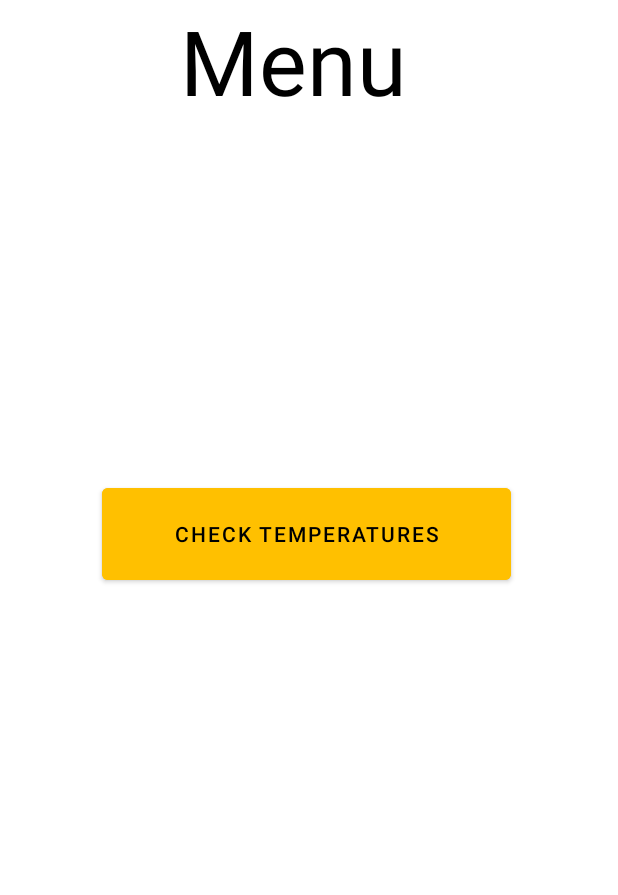
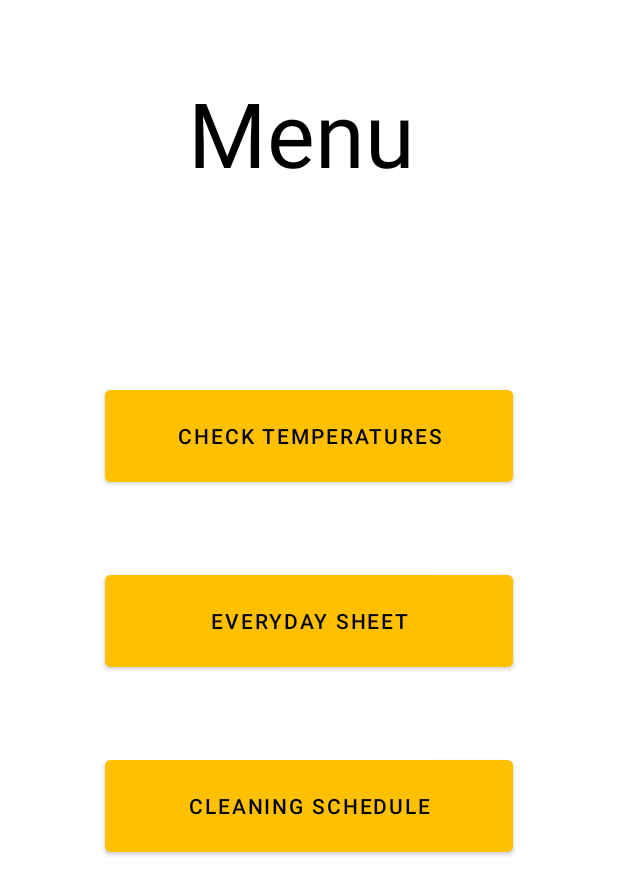
Before and after one commit to MrSquishmeister/TheHungryPlaice, an Android app: the screen it shows after launch (MainActivity), on a phone screen of 412 x 824 dp. Shown: the top 895 px of the screen. Run offline under Robolectric (Android 15) with nearby library versions, the light colour scheme and no system bars; our stand-ins replace data binding.

Commit message:
back button feat: back buttons implemented on pages

```diff
--- a/app/src/main/java/com/lee/thehungryplaice/MainActivity.kt
+++ b/app/src/main/java/com/lee/thehungryplaice/MainActivity.kt
@@ -17,12 +17,17 @@ class MainActivity : AppCompatActivity() {
         binding = ActivityMainBinding.inflate(layoutInflater)
         setContentView(binding.root)
 
-        val tempButton = findViewById<Button>(R.id.tempButton)
+        val temperatureChecksButton = findViewById<Button>(R.id.temperatureCheckButton)
+        val everydaySheetButton = findViewById<Button>(R.id.everydaySheetButton)
 
-        tempButton.setOnClickListener{
-            val Intent = Intent(this, TemperatureChecks::class.java)
-            startActivity(Intent)
+        temperatureChecksButton.setOnClickListener{
+            startActivity(Intent(this, TemperatureChecks::class.java))
         }
+
+        everydaySheetButton.setOnClickListener{
+            startActivity(Intent(this, EverydaySheet::class.java))
+        }
+
 
     }
 }
--- a/app/src/main/java/com/lee/thehungryplaice/TemperatureChecks.kt
+++ b/app/src/main/java/com/lee/thehungryplaice/TemperatureChecks.kt
@@ -17,6 +17,7 @@ class TemperatureChecks : AppCompatActivity() {
         binding = ActivityTemperatureChecksBinding.inflate(layoutInflater)
         setContentView(binding.root)
 
+        val backButton = findViewById<Button>(R.id.backButton)
         val fridge1Button = findViewById<Button>(R.id.fridge1Button)
         val fridge2Button = findViewById<Button>(R.id.fridge2Button)
         val freezer1Button = findViewById<Button>(R.id.freezer1Button)
@@ -25,6 +26,9 @@ class TemperatureChecks : AppCompatActivity() {
         val freezer4Button = findViewById<Button>(R.id.freezer4Button)
         val freezer5Button = findViewById<Button>(R.id.freezer5Button)
 
+        backButton.setOnClickListener{
+            startActivity(Intent(this, MainActivity::class.java))
+        }
         fridge1Button.setOnClickListener{
             callActivity("Fridge1")
         }
--- a/app/src/main/res/layout/activity_main.xml
+++ b/app/src/main/res/layout/activity_main.xml
@@ -1,7 +1,7 @@
 <?xml version="1.0" encoding="utf-8"?>
-<layout>
-<RelativeLayout xmlns:android="http://schemas.android.com/apk/res/android"
-    xmlns:tools="http://schemas.android.com/tools"
+<layout xmlns:tools="http://schemas.android.com/tools"
+    xmlns:android="http://schemas.android.com/apk/res/android">
+<RelativeLayout
     android:layout_width="match_parent"
     android:layout_height="match_parent"
     android:orientation="vertical"
@@ -12,27 +12,61 @@
         android:layout_width="217dp"
         android:layout_height="wrap_content"
         android:layout_alignParentStart="true"
+        android:layout_alignParentTop="true"
         android:layout_alignParentEnd="true"
-        android:layout_marginStart="86dp"
-        android:layout_marginEnd="107dp"
+        android:layout_marginStart="91dp"
+        android:layout_marginTop="48dp"
+        android:layout_marginEnd="102dp"
+        android:layout_centerHorizontal="true"
         android:text="Menu"
         android:textAlignment="center"
         android:textColor="#000000"
         android:textSize="60sp" />
 
     <Button
-        android:id="@+id/tempButton"
+        android:id="@+id/temperatureCheckButton"
+        android:layout_width="272dp"
+        android:layout_height="73dp"
+        android:layout_above="@+id/everydaySheetButton"
+        android:layout_alignParentStart="true"
+        android:layout_alignParentEnd="true"
+        android:layout_marginStart="70dp"
+        android:layout_marginEnd="70dp"
+        android:layout_marginBottom="50dp"
+        android:layout_centerHorizontal="true"
         android:backgroundTint="#FFC000"
-        android:textColor="#000000"
+        android:text="Check temperatures"
+        android:textColor="#000000" />
+
+    <Button
+        android:id="@+id/everydaySheetButton"
+        android:layout_width="272dp"
+        android:layout_height="73dp"
+        android:layout_above="@+id/cleaningScheduleButton"
+        android:layout_alignParentStart="true"
+        android:layout_alignParentEnd="true"
+        android:layout_marginStart="70dp"
+        android:layout_marginEnd="70dp"
+        android:layout_marginBottom="50dp"
+        android:layout_centerHorizontal="true"
+        android:backgroundTint="#FFC000"
+        android:text="Everyday Sheet"
+        android:textColor="#000000" />
+
+    <Button
+        android:id="@+id/cleaningScheduleButton"
         android:layout_width="272dp"
         android:layout_height="73dp"
         android:layout_alignParentStart="true"
         android:layout_alignParentEnd="true"
         android:layout_alignParentBottom="true"
-        android:layout_marginStart="68dp"
-        android:layout_marginEnd="71dp"
-        android:layout_marginBottom="431dp"
-        android:text="Check temperatures" />
+        android:layout_marginStart="70dp"
+        android:layout_marginEnd="70dp"
+        android:layout_marginBottom="250dp"
+        android:layout_centerHorizontal="true"
+        android:backgroundTint="#FFC000"
+        android:text="Cleaning Schedule"
+        android:textColor="#000000" />
 
 
 </RelativeLayout>
```
Also changed, not shown: app/src/main/AndroidManifest.xml (+7 -0 lines), app/src/main/java/com/lee/thehungryplaice/EverydaySheet.kt (added, +18 -0 lines), app/src/main/java/com/lee/thehungryplaice/RecordTemperatureChecks.kt (+7 -5 lines), app/src/main/res/layout/activity_everyday_sheet.xml (added, +10 -0 lines), app/src/main/res/layout/activity_record_temperature_checks.xml (+19 -21 lines), app/src/main/res/layout/activity_temperature_checks.xml (+26 -3 lines).
